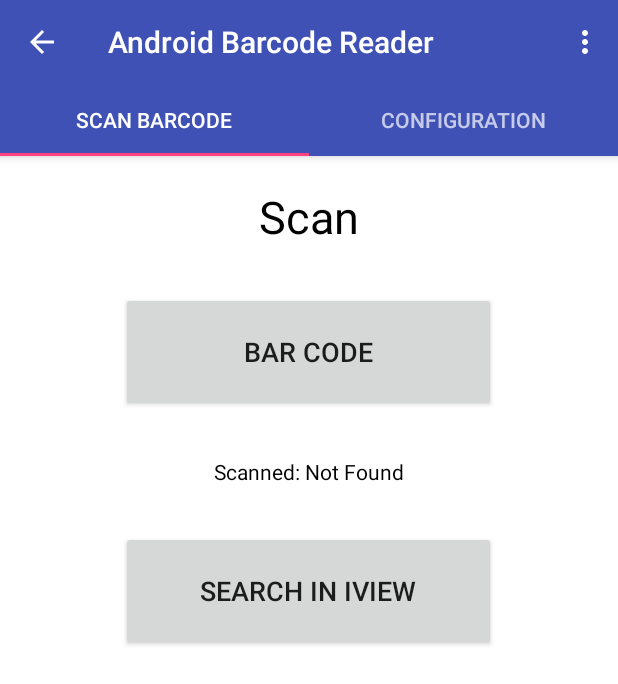
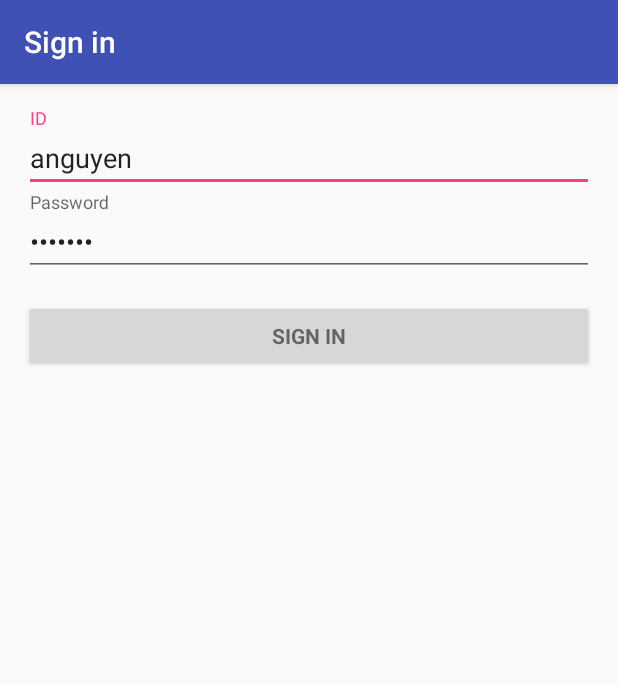
Before and after one commit to nxd1184/AndroidBarcodeReader, an Android app: the screen it shows after launch (MainActivity before the commit, LoginActivity after it), after a tap on "SEARCH IN IVIEW", on a phone screen of 412 x 824 dp. Shown: the top 684 px of the screen. Run offline under Robolectric (Android 15) with nearby library versions, the phone set to English and light mode, and no system bars; libraries missing offline, so code that uses them is left out: com.google.zxing.integration; 2 statements that could not run were skipped.

```diff
--- a/app/build.gradle
+++ b/app/build.gradle
@@ -28,5 +28,8 @@ dependencies {
     compile 'com.android.support:design:24.2.1'
     compile 'com.journeyapps:zxing-android-embedded:3.3.0'
     compile 'com.android.support:support-v4:24.2.1'
+    compile group: 'org.jsoup', name: 'jsoup', version: '1.7.2'
+    // https://mvnrepository.com/artifact/org.json/json
+    compile group: 'org.json', name: 'json', version: '20160810'
     testCompile 'junit:junit:4.12'
 }
--- a/app/src/main/java/com/ifd/androidbarcodereader/MainActivity.java
+++ b/app/src/main/java/com/ifd/androidbarcodereader/MainActivity.java
@@ -30,9 +30,6 @@ import java.util.ArrayList;
 import java.util.List;
 
 public class MainActivity extends AppCompatActivity {
-
-
-
 
     private Toolbar toolbar;
     private TabLayout tabLayout;
--- a/app/src/main/java/com/ifd/androidbarcodereader/OneFragment.java
+++ b/app/src/main/java/com/ifd/androidbarcodereader/OneFragment.java
@@ -18,6 +18,7 @@ import android.widget.Toast;
 
 import com.google.zxing.integration.android.IntentIntegrator;
 import com.google.zxing.integration.android.IntentResult;
+import com.ifd.androidbarcodereader.service.IviewService;
 
 public class OneFragment extends Fragment {
 
@@ -71,11 +72,29 @@ public class OneFragment extends Fragment {
             @Override
             public void onClick(View v) {
 
-                Intent loginIntent = new Intent(getContext(), LoginActivity.class);
-                loginIntent.putExtra("barcode", barCodeResult);
-                startActivity(loginIntent);
+                SharedPreferences sharedPref = getActivity().getPreferences(Context.MODE_PRIVATE);
+                IviewService iviewService = new IviewService();
+                if(!sharedPref.contains("username")){
+                    Intent loginIntent = new Intent(getContext(), LoginActivity.class);
+                    loginIntent.putExtra("barcode", barCodeResult);
+                    startActivity(loginIntent);
+                }else{
+                    String username = sharedPref.getString("username","");
+                    String password = sharedPref.getString("password", "");
+                    if(iviewService.login(username, password)){
+                        Intent listPdfIntent = new Intent(getContext(), ListPdfActivity.class);
+                        listPdfIntent.putExtra("barcode", barCodeResult);
+                        startActivity(listPdfIntent);
+                    }else{
+                        Intent loginIntent = new Intent(getContext(), LoginActivity.class);
+                        loginIntent.putExtra("barcode", barCodeResult);
+                        startActivity(loginIntent);
+                    }
+                }
 
-//                SharedPreferences sharedPref = getActivity().getPreferences(Context.MODE_PRIVATE);
+
+
+
 //                String iViewUrl = sharedPref.getString("iViewUrl", "");
 //                if(iViewUrl.isEmpty()){
 //                    Toast toast = Toast.makeText(myFragmentView.getContext(), "Please set iView Url in Configuration Tab", Toast.LENGTH_SHORT);
--- /dev/null
+++ b/app/src/main/res/layout/activity_login.xml
@@ -0,0 +1,78 @@
+<LinearLayout xmlns:android="http://schemas.android.com/apk/res/android"
+              xmlns:tools="http://schemas.android.com/tools"
+              android:layout_width="match_parent"
+              android:layout_height="match_parent"
+              android:gravity="center_horizontal"
+              android:orientation="vertical"
+              android:paddingBottom="@dimen/activity_vertical_margin"
+              android:paddingLeft="@dimen/activity_horizontal_margin"
+              android:paddingRight="@dimen/activity_horizontal_margin"
+              android:paddingTop="@dimen/activity_vertical_margin"
+              tools:context="com.ifd.androidbarcodereader.LoginActivity">
+
+    <!-- Login progress -->
+    <ProgressBar
+        android:id="@+id/login_progress"
+        style="?android:attr/progressBarStyleLarge"
+        android:layout_width="wrap_content"
+        android:layout_height="wrap_content"
+        android:layout_marginBottom="8dp"
+        android:visibility="gone"/>
+
+    <ScrollView
+        android:id="@+id/login_form"
+        android:layout_width="match_parent"
+        android:layout_height="match_parent">
+
+        <LinearLayout
+            android:id="@+id/email_login_form"
+            android:layout_width="match_parent"
+            android:layout_height="wrap_content"
+            android:orientation="vertical">
+
+            <android.support.design.widget.TextInputLayout
+                android:layout_width="match_parent"
+                android:layout_height="wrap_content">
+
+                <AutoCompleteTextView
+                    android:id="@+id/username"
+                    android:text="anguyen"
+                    android:layout_width="match_parent"
+                    android:layout_height="wrap_content"
+                    android:hint="@string/prompt_username"
+                    android:inputType="textEmailAddress"
+                    android:maxLines="1"
+                    android:singleLine="true"/>
+
+            </android.support.design.widget.TextInputLayout>
+
+            <android.support.design.widget.TextInputLayout
+                android:layout_width="match_parent"
+                android:layout_height="wrap_content">
+
+                <EditText
+                    android:id="@+id/password"
+                    android:text="anguyen"
+                    android:layout_width="match_parent"
+                    android:layout_height="wrap_content"
+                    android:hint="@string/prompt_password"
+                    android:imeActionId="@+id/login"
+                    android:imeActionLabel="@string/action_sign_in_short"
+                    android:imeOptions="actionUnspecified"
+                    android:inputType="textPassword"
+                    android:maxLines="1"/>
+
+            </android.support.design.widget.TextInputLayout>
+
+            <Button
+                android:id="@+id/email_sign_in_button"
+                style="?android:textAppearanceSmall"
+                android:layout_width="match_parent"
+                android:layout_height="wrap_content"
+                android:layout_marginTop="16dp"
+                android:text="@string/action_sign_in"
+                android:textStyle="bold"/>
+
+        </LinearLayout>
+    </ScrollView>
+</LinearLayout>
--- a/app/src/main/res/values/strings.xml
+++ b/app/src/main/res/values/strings.xml
@@ -11,4 +11,19 @@
     <string name="bar_code">Bar Code</string>
     <string name="search_in_iview">Search In iView</string>
     <string name="scan_result">Scanned: %1$s</string>
+    <string name="title_activity_login">Sign in</string>
+
+    <!-- Strings related to login -->
+    <string name="prompt_username">ID</string>
+    <string name="prompt_password">Password</string>
+    <string name="action_sign_in">Sign in</string>
+    <string name="action_sign_in_short">Sign in</string>
+    <string name="error_invalid_email">This email address is invalid</string>
+    <string name="error_invalid_password">This password is too short</string>
+    <string name="error_incorrect_password">This password is incorrect</string>
+    <string name="error_field_required">This field is required</string>
+    <string name="permission_rationale">"Contacts permissions are needed for providing email
+        completions."
+    </string>
+    <string name="title_activity_list_pdf">Documents</string>
 </resources>
--- a/build.gradle
+++ b/build.gradle
@@ -5,7 +5,7 @@ buildscript {
         jcenter()
     }
     dependencies {
-        classpath 'com.android.tools.build:gradle:2.2.0'
+        classpath 'com.android.tools.build:gradle:2.2.2'
 
         // NOTE: Do not place your application dependencies here; they belong
         // in the individual module build.gradle files
```
Also changed, not shown: app/src/main/AndroidManifest.xml (+17 -1 lines), app/src/main/java/com/ifd/androidbarcodereader/ListPdfActivity.java (added, +53 -0 lines), app/src/main/java/com/ifd/androidbarcodereader/LoginActivity.java (+15 -4 lines), app/src/main/java/com/ifd/androidbarcodereader/service/IviewService.java (+41 -1 lines), app/src/main/res/layout/activity_list_pdf.xml (added, +35 -0 lines), app/src/main/res/layout/content_list_pdf.xml (added, +28 -0 lines).
